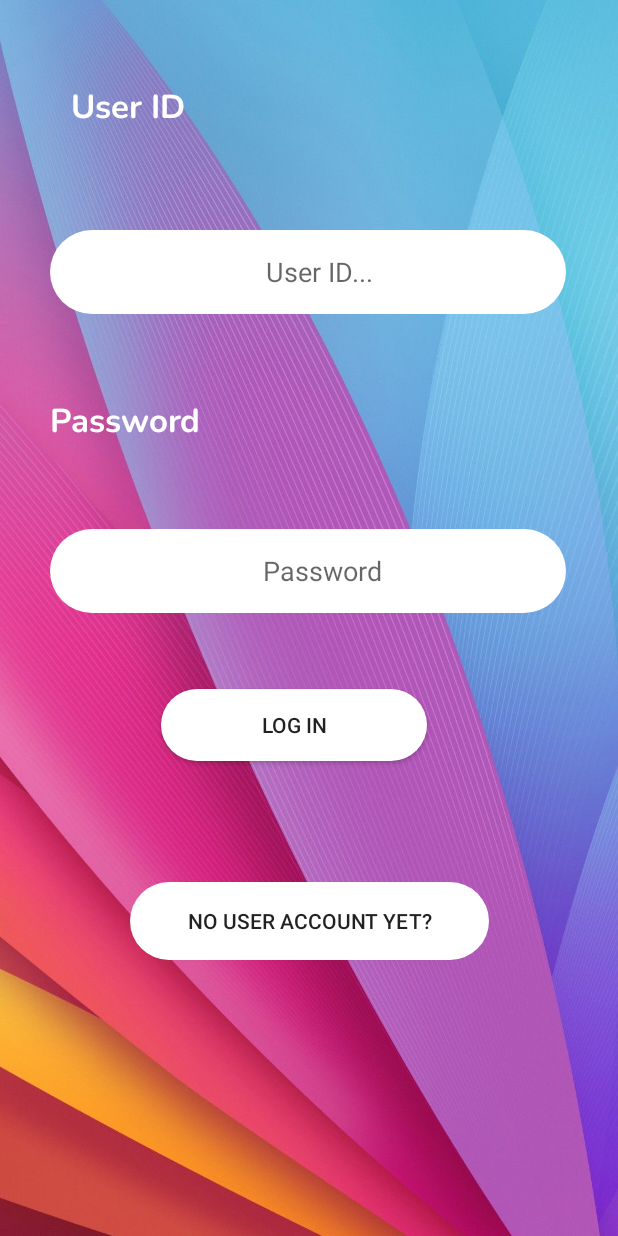
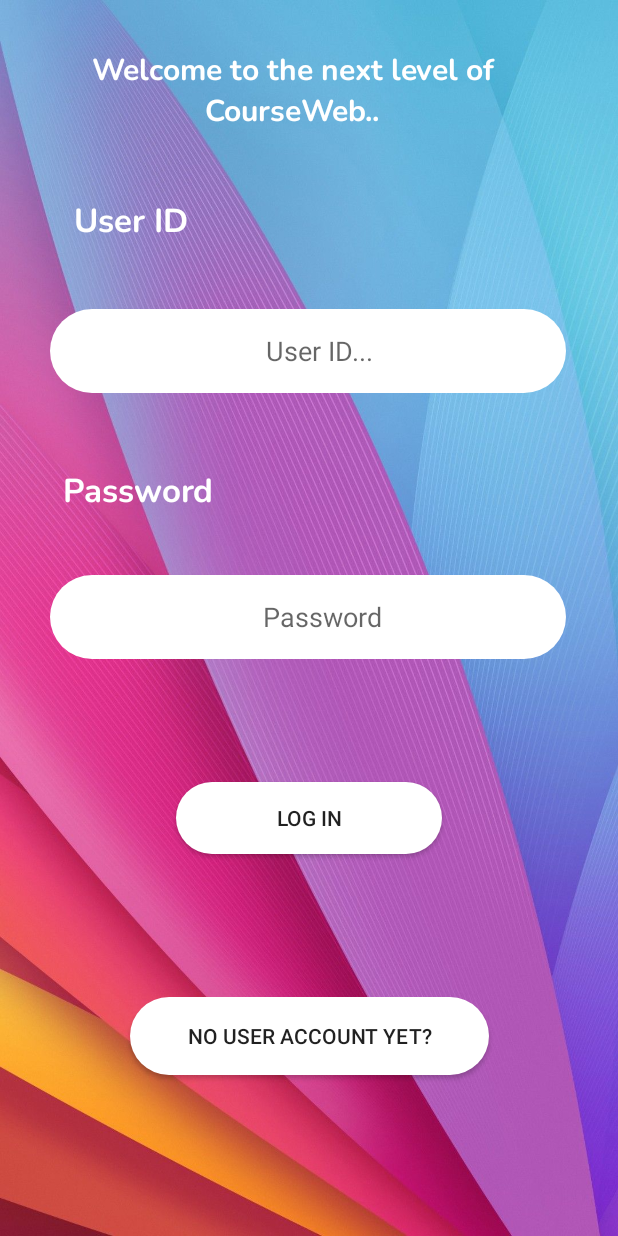
Before and after one commit to induwaraGAP/MAD_Final_Repos, an Android app: the screen it shows after launch (Logincheckuser), on a phone screen of 412 x 824 dp. Run offline under Robolectric (Android 15) with nearby library versions, the phone set to English and light mode, and no system bars; our stand-ins replace Firebase (no records; nobody signed in at launch, a user with empty details on screens opened directly).

Commit message:
Induwara Final Commit

```diff
--- a/app/src/main/res/layout/activity_logincheckuser.xml
+++ b/app/src/main/res/layout/activity_logincheckuser.xml
@@ -16,10 +16,10 @@
         android:text="Log In"
         app:layout_constraintBottom_toBottomOf="parent"
         app:layout_constraintEnd_toEndOf="parent"
-        app:layout_constraintHorizontal_bias="0.457"
         app:layout_constraintStart_toStartOf="parent"
         app:layout_constraintTop_toTopOf="parent"
-        app:layout_constraintVertical_bias="0.592" />
+        app:layout_constraintVertical_bias="0.672"
+        tools:ignore="OnClick" />
 
     <Button
         android:id="@+id/new_account"
@@ -31,7 +31,7 @@
         app:layout_constraintEnd_toEndOf="parent"
         app:layout_constraintStart_toStartOf="parent"
         app:layout_constraintTop_toTopOf="parent"
-        app:layout_constraintVertical_bias="0.762" />
+        app:layout_constraintVertical_bias="0.861" />
 
     <EditText
         android:id="@+id/userid"
@@ -47,7 +47,7 @@
         app:layout_constraintHorizontal_bias="0.492"
         app:layout_constraintStart_toStartOf="parent"
         app:layout_constraintTop_toTopOf="parent"
-        app:layout_constraintVertical_bias="0.2" />
+        app:layout_constraintVertical_bias="0.268" />
 
     <EditText
         android:id="@+id/password"
@@ -63,7 +63,7 @@
         app:layout_constraintHorizontal_bias="0.492"
         app:layout_constraintStart_toStartOf="parent"
         app:layout_constraintTop_toTopOf="parent"
-        app:layout_constraintVertical_bias="0.459" />
+        app:layout_constraintVertical_bias="0.499" />
 
     <TextView
         android:id="@+id/textView24"
@@ -75,10 +75,10 @@
         android:textSize="22dp"
         app:layout_constraintBottom_toBottomOf="parent"
         app:layout_constraintEnd_toEndOf="parent"
-        app:layout_constraintHorizontal_bias="0.106"
+        app:layout_constraintHorizontal_bias="0.135"
         app:layout_constraintStart_toStartOf="parent"
         app:layout_constraintTop_toTopOf="parent"
-        app:layout_constraintVertical_bias="0.334" />
+        app:layout_constraintVertical_bias="0.393" />
 
     <TextView
         android:id="@+id/textView23"
@@ -90,10 +90,26 @@
         android:textSize="22dp"
         app:layout_constraintBottom_toBottomOf="parent"
         app:layout_constraintEnd_toEndOf="parent"
-        app:layout_constraintHorizontal_bias="0.14"
+        app:layout_constraintHorizontal_bias="0.146"
         app:layout_constraintStart_toStartOf="parent"
         app:layout_constraintTop_toTopOf="parent"
-        app:layout_constraintVertical_bias="0.07" />
+        app:layout_constraintVertical_bias="0.166" />
+
+    <TextView
+        android:id="@+id/textView25"
+        android:layout_width="358dp"
+        android:layout_height="70dp"
+        android:fontFamily="@font/nunito_bold"
+        android:text="Welcome to the next level of                          CourseWeb.."
+        android:textAlignment="center"
+        android:textColor="@color/texttabbright"
+        android:textSize="20dp"
+        app:layout_constraintBottom_toBottomOf="parent"
+        app:layout_constraintEnd_toEndOf="parent"
+        app:layout_constraintHorizontal_bias="0.301"
+        app:layout_constraintStart_toStartOf="parent"
+        app:layout_constraintTop_toTopOf="parent"
+        app:layout_constraintVertical_bias="0.042" />
 
 
 </androidx.constraintlayout.widget.ConstraintLayout>
```
